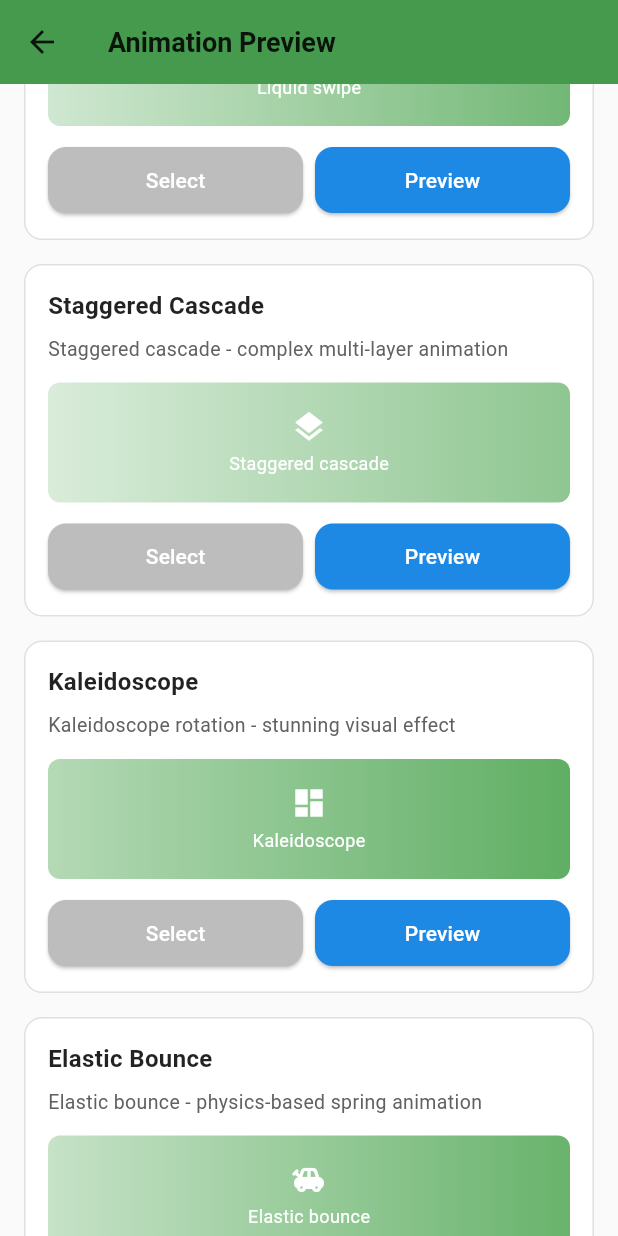
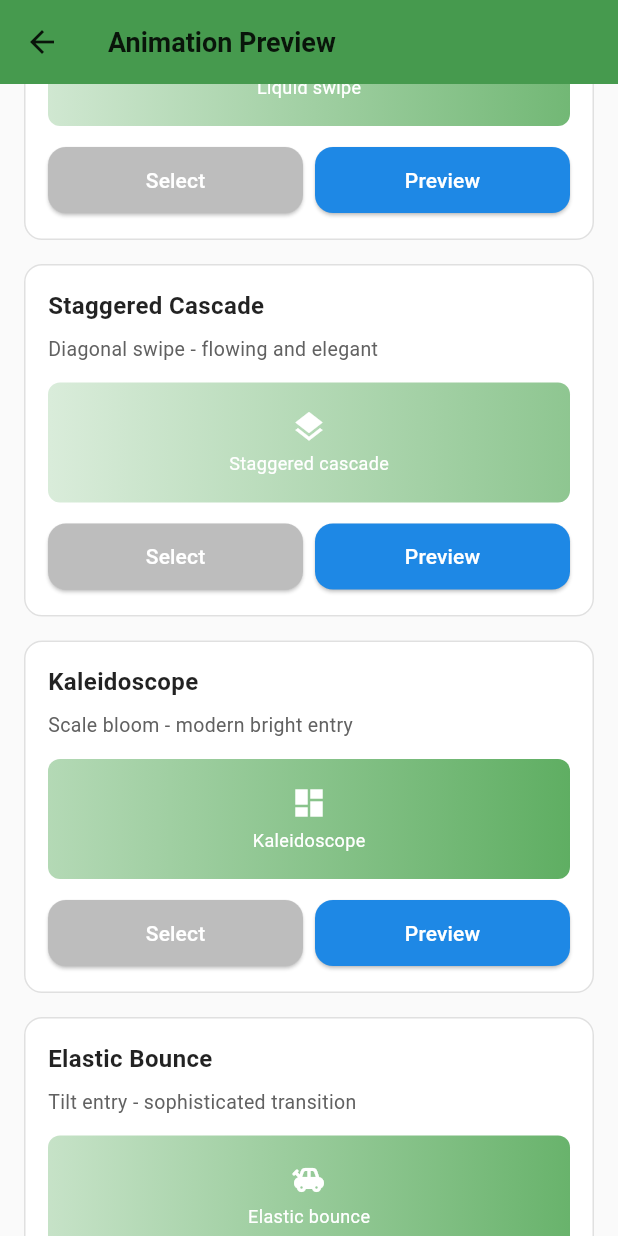
Before and after one commit to abhranilp1998/expensetracker_reloaded, a Flutter app: the AnimationPreview screen opened by its route, scrolled down 1728 dp, on a phone screen of 412 x 824 dp. Run offline on Flutter 3.47's test engine with Material 3 defaults, Android fonts, the phone set to English and light mode, and no system bars; our stand-ins replace flutter_local_notifications, permission_handler, shared_preferences; missing offline and left inert: another_telephony; accounts and stored records are empty.

```diff
--- a/lib/routes/animation_preferences.dart
+++ b/lib/routes/animation_preferences.dart
@@ -50,25 +50,25 @@ class AnimationPreferencesService {
   static String getDescription(AnimationType type) {
     switch (type) {
       case AnimationType.fadeSlide:
-        return 'Smooth fade and slide from bottom - elegant and subtle';
+        return 'Smooth fade and slide from bottom - elegant entry';
       case AnimationType.slideLeft:
         return 'Quick slide from left - modern and direct';
       case AnimationType.slideRight:
         return 'Quick slide from right - playful alternative';
       case AnimationType.scaleRotate:
-        return 'Scale and rotate - fun and eye-catching';
+        return 'Smooth expand in - subtle and refined';
       case AnimationType.morphing:
-        return 'Morphing blob effect - smooth scale and rotate';
+        return 'Vertical swipe - fluid and smooth';
       case AnimationType.bouncy:
-        return 'Bouncy scale animation - playful and energetic';
+        return 'Slide from left - sleek transition';
       case AnimationType.liquid:
-        return 'Liquid swipe transition - smooth and modern';
+        return 'Slide from right - smooth modern';
       case AnimationType.staggered:
-        return 'Staggered cascade - complex multi-layer animation';
+        return 'Diagonal swipe - flowing and elegant';
       case AnimationType.kaleidoscope:
-        return 'Kaleidoscope rotation - stunning visual effect';
+        return 'Scale bloom - modern bright entry';
       case AnimationType.elasticBounce:
-        return 'Elastic bounce - physics-based spring animation';
+        return 'Tilt entry - sophisticated transition';
     }
   }
 }
--- a/lib/routes/animation_showcase.dart
+++ b/lib/routes/animation_showcase.dart
@@ -431,25 +431,25 @@ class AnimationCard extends StatelessWidget {
   String _getAnimationDescription(AnimationType type) {
     switch (type) {
       case AnimationType.fadeSlide:
-        return 'Smooth fade and slide from bottom - elegant and subtle';
+        return 'Smooth fade and slide from bottom - elegant entry';
       case AnimationType.slideLeft:
         return 'Quick slide from left - modern and direct';
       case AnimationType.slideRight:
         return 'Quick slide from right - playful alternative';
       case AnimationType.scaleRotate:
-        return 'Scale and rotate - fun and eye-catching';
+        return 'Smooth expand in - subtle and refined';
       case AnimationType.morphing:
-        return 'Morphing blob effect - smooth scale and rotate';
+        return 'Vertical swipe - fluid and smooth';
       case AnimationType.bouncy:
-        return 'Bouncy scale animation - playful and energetic';
+        return 'Slide from left - sleek transition';
       case AnimationType.liquid:
-        return 'Liquid swipe transition - smooth and modern';
+        return 'Slide from right - smooth modern';
       case AnimationType.staggered:
-        return 'Staggered cascade - complex multi-layer animation';
+        return 'Diagonal swipe - flowing and elegant';
       case AnimationType.kaleidoscope:
-        return 'Kaleidoscope rotation - stunning visual effect';
+        return 'Scale bloom - modern bright entry';
       case AnimationType.elasticBounce:
-        return 'Elastic bounce - physics-based spring animation';
+        return 'Tilt entry - sophisticated transition';
     }
   }
 
```
Also changed, not shown: lib/routes/animation_variants.dart (+204 -213 lines), 1 other file.
